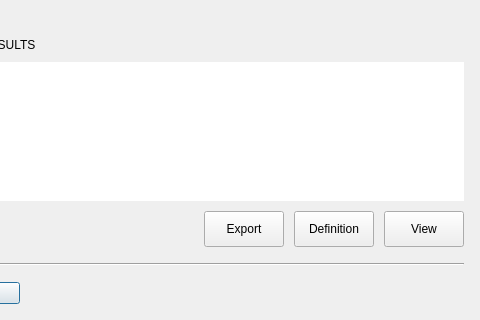
This is services/ui/forms/studyviewer.ui in mri4all/console as Qt 5 draws it before an edit; both pictures show x 560 to 1040 and y 392 to 712 of the 1040 by 712 pixel window. The edited form follows.
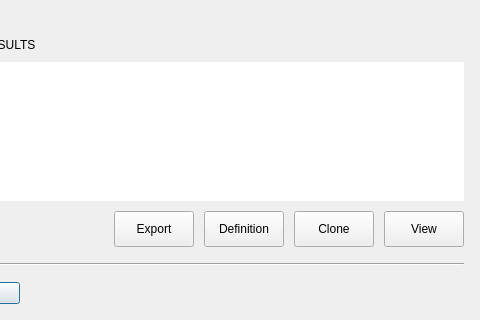
This is the edited form.

Commit message: Extending the study viewer

Diff of the .ui file:
```diff
--- a/services/ui/forms/studyviewer.ui
+++ b/services/ui/forms/studyviewer.ui
@@ -443,6 +443,19 @@
            </property>
           </widget>
          </item>
+         <item>
+          <widget class="QPushButton" name="cloneScanButton">
+           <property name="minimumSize">
+            <size>
+             <width>0</width>
+             <height>36</height>
+            </size>
+           </property>
+           <property name="text">
+            <string>Clone</string>
+           </property>
+          </widget>
+         </item>
          <item>
           <widget class="QPushButton" name="loadToViewerButton">
            <property name="minimumSize">
```
The commit also changes 1 other file.
